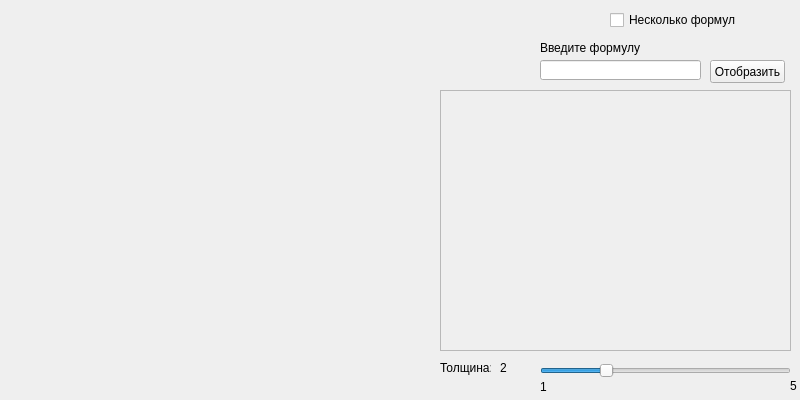
This is mainwindow.ui in SumJest/FunctionGraph as Qt 5 draws it before an edit. The edited form follows.
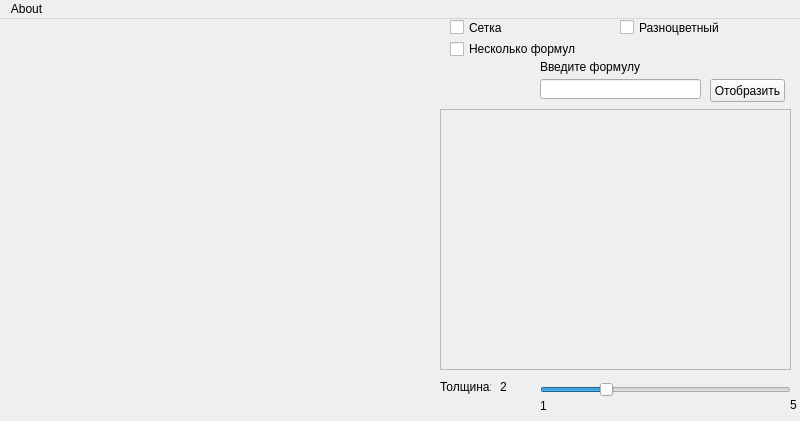
This is the edited form.

```diff
--- a/mainwindow.ui
+++ b/mainwindow.ui
@@ -7,19 +7,19 @@
     <x>0</x>
     <y>0</y>
     <width>800</width>
-    <height>400</height>
+    <height>421</height>
    </rect>
   </property>
   <property name="minimumSize">
    <size>
     <width>800</width>
-    <height>400</height>
+    <height>421</height>
    </size>
   </property>
   <property name="maximumSize">
    <size>
     <width>800</width>
-    <height>400</height>
+    <height>421</height>
    </size>
   </property>
   <property name="baseSize">
@@ -84,8 +84,8 @@
    <widget class="QCheckBox" name="checkBox">
     <property name="geometry">
      <rect>
-      <x>610</x>
-      <y>10</y>
+      <x>450</x>
+      <y>20</y>
       <width>181</width>
       <height>20</height>
      </rect>
@@ -168,7 +168,55 @@
      <string>5</string>
     </property>
    </widget>
+   <widget class="QCheckBox" name="checkBox_2">
+    <property name="geometry">
+     <rect>
+      <x>620</x>
+      <y>0</y>
+      <width>111</width>
+      <height>17</height>
+     </rect>
+    </property>
+    <property name="text">
+     <string>Разноцветный</string>
+    </property>
+   </widget>
+   <widget class="QCheckBox" name="checkBox_3">
+    <property name="geometry">
+     <rect>
+      <x>450</x>
+      <y>0</y>
+      <width>70</width>
+      <height>17</height>
+     </rect>
+    </property>
+    <property name="text">
+     <string>Сетка</string>
+    </property>
+   </widget>
   </widget>
+  <widget class="QMenuBar" name="menuBar">
+   <property name="geometry">
+    <rect>
+     <x>0</x>
+     <y>0</y>
+     <width>800</width>
+     <height>21</height>
+    </rect>
+   </property>
+   <widget class="QMenu" name="menuAbout">
+    <property name="title">
+     <string>About</string>
+    </property>
+    <addaction name="action"/>
+   </widget>
+   <addaction name="menuAbout"/>
+  </widget>
+  <action name="action">
+   <property name="text">
+    <string>О программе</string>
+   </property>
+  </action>
  </widget>
  <layoutdefault spacing="6" margin="11"/>
  <resources/>
```
